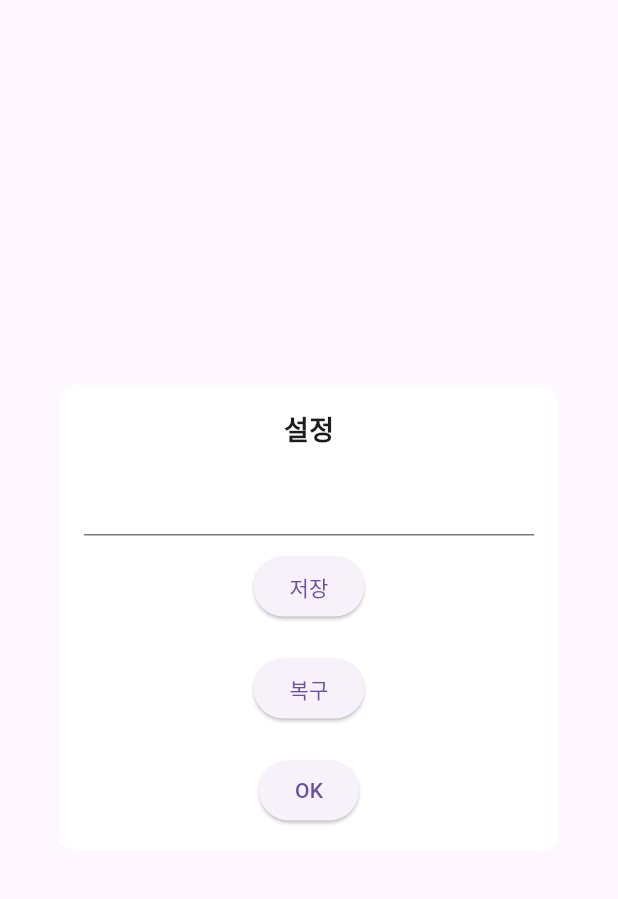
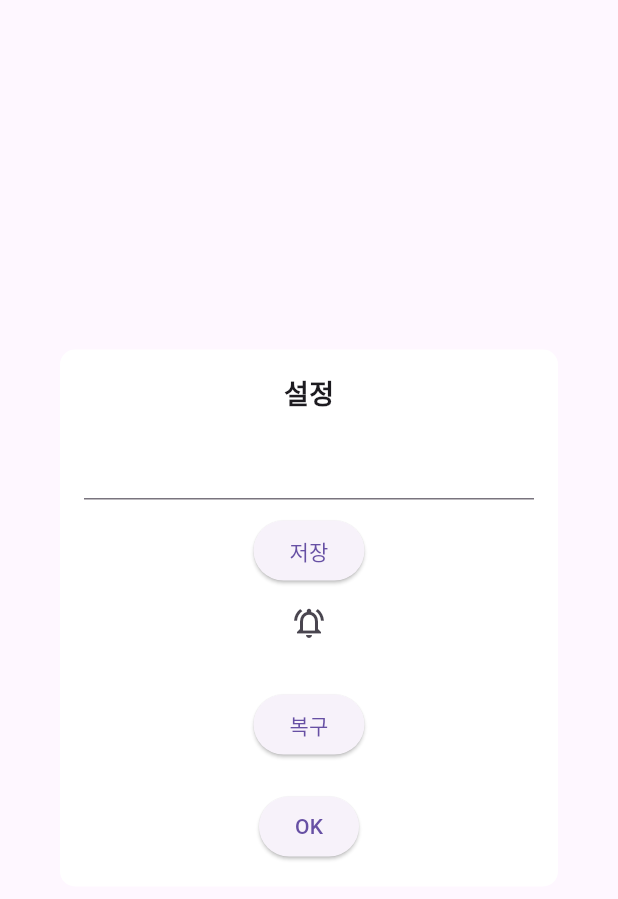
Before and after one commit to akth101/cakeTimer, a Flutter app: the IndividualSetting widget shown alone on an empty page, opened directly with empty values, on a phone screen of 412 x 824 dp. Shown: the top 899 px of the screen. Run offline on Flutter 3.47's test engine with Material 3 defaults, Android fonts, the phone set to English and light mode, and no system bars; our stand-ins replace assets_audio_player, image_cropper, image_picker, settings_ui, shared_preferences; accounts and stored records are empty.

Commit message:
FUNC: Sound alarm func. completed(need to test)

```diff
--- a/lib/cakeIndividualSetting.dart
+++ b/lib/cakeIndividualSetting.dart
@@ -1,40 +1,72 @@
-import 'dart:async';
-
 import 'package:flutter/material.dart';
 import 'package:shared_preferences/shared_preferences.dart';
-import 'timer.dart';
-
-import 'cakeName.dart';
 
 class IndividualSetting extends StatefulWidget {
-
   final int value;
   final void Function(int) saveIsNeedToRecovered;
+  final void Function(int) fetchSoundSetting;
 
-
-  const IndividualSetting({Key? key, required this.value, required this.saveIsNeedToRecovered}) : super(key: key);
+  const IndividualSetting({
+    Key? key,
+    required this.value,
+    required this.saveIsNeedToRecovered,
+    required this.fetchSoundSetting,
+  }) : super(key: key);
 
   @override
   State<IndividualSetting> createState() => _IndividualSettingState();
 }
 
 class _IndividualSettingState extends State<IndividualSetting> {
+  final _textEditingController = TextEditingController();
+  late SharedPreferences _prefs;
+  int? soundSetting = 1;
 
-  final _textEditingController = TextEditingController();
+  Future<void> _saveSoundSetting(int num) async {
+    _prefs = await SharedPreferences.getInstance();
+    await _prefs.setInt('soundSetting-${widget.value}', num);
+    setState(() {
+      soundSetting = num;
+    });
+  }
+
+  Future<void> _loadSoundSetting() async {
+    _prefs = await SharedPreferences.getInstance();
+    setState(() {
+      soundSetting = _prefs.getInt('soundSetting-${widget.value}');
+      //만약에 데이터 못받아오면 0으로 설정
+      soundSetting ??= 0;
+    });
+  }
+
+  void regulateSoundSetting() {
+    if (soundSetting == 0) {
+      _saveSoundSetting(1);
+      widget.fetchSoundSetting(1);
+    } else if (soundSetting == 1) {
+      _saveSoundSetting(0);
+      widget.fetchSoundSetting(0);
+    }
+  }
+
+  @override
+  void initState() {
+    _loadSoundSetting();
+    super.initState();
+  }
 
   @override
   void dispose() {
-    // Clean up the controller when the widget is disposed.
     _textEditingController.dispose();
     super.dispose();
   }
 
-
-  Widget dialogContent(BuildContext context, String title, String content, int value) {
-    late SharedPreferences _prefs;
+  Widget dialogContent(
+      BuildContext context, String title, String content, int value) {
+    late SharedPreferences prefs;
 
     return Container(
-      padding: EdgeInsets.all(16.0),
+      padding: const EdgeInsets.all(16.0),
       decoration: BoxDecoration(
         color: Colors.white,
         borderRadius: BorderRadius.circular(10.0),
@@ -42,37 +74,49 @@ class _IndividualSettingState extends State<IndividualSetting> {
       child: Column(
         mainAxisSize: MainAxisSize.min,
         children: <Widget>[
-          Text(                                            //설정 제목
+          Text(
+            //설정 제목
             title,
-            style: TextStyle(
+            style: const TextStyle(
               fontWeight: FontWeight.bold,
               fontSize: 18.0,
             ),
           ),
-          SizedBox(height: 10.0),                          //여백
-          TextField(controller: _textEditingController),   //텍스트 입력창
-          SizedBox(height: 10.0),                          //여백
-          ElevatedButton(                                  //텍스트 저장 버튼
+          const SizedBox(height: 10.0), //여백
+          TextField(controller: _textEditingController), //텍스트 입력창
+          const SizedBox(height: 10.0), //여백
+          ElevatedButton(
+            //텍스트 저장 버튼
             onPressed: () async {
-              _prefs = await SharedPreferences.getInstance();
-              await _prefs.setString('cakename-$value', _textEditingController.text);
+              prefs = await SharedPreferences.getInstance();
+              await prefs.setString(
+                  'cakename-$value', _textEditingController.text);
               // cakeNameSetting(value: widget.value);
             },
-            child: Text('저장'),
+            child: const Text('저장'),
           ),
-          SizedBox(height: 20.0),                            //여백
-          ElevatedButton(                                    //복구 버튼
+          IconButton(
+            onPressed: () {
+              regulateSoundSetting();
+            },
+            icon: Icon(soundSetting == 1
+                ? Icons.notifications_active
+                : Icons.notifications_active_outlined),
+          ),
+          const SizedBox(height: 20.0), //여백
+          ElevatedButton(
+              //복구 버튼
               onPressed: () {
-            widget.saveIsNeedToRecovered(1);
-          },
-              child: Text('복구')
-          ),
-          SizedBox(height: 20.0),                           //여백
-          ElevatedButton(                                   //창 닫기 버튼
+                widget.saveIsNeedToRecovered(1);
+              },
+              child: const Text('복구')),
+          const SizedBox(height: 20.0), //여백
+          ElevatedButton(
+            //창 닫기 버튼
             onPressed: () {
               Navigator.of(context).pop(); // Close the dialog
             },
-            child: Text('OK'),
+            child: const Text('OK'),
           ),
         ],
       ),
```
Also changed, not shown: lib/timer.dart (+40 -15 lines), 8 other files.
